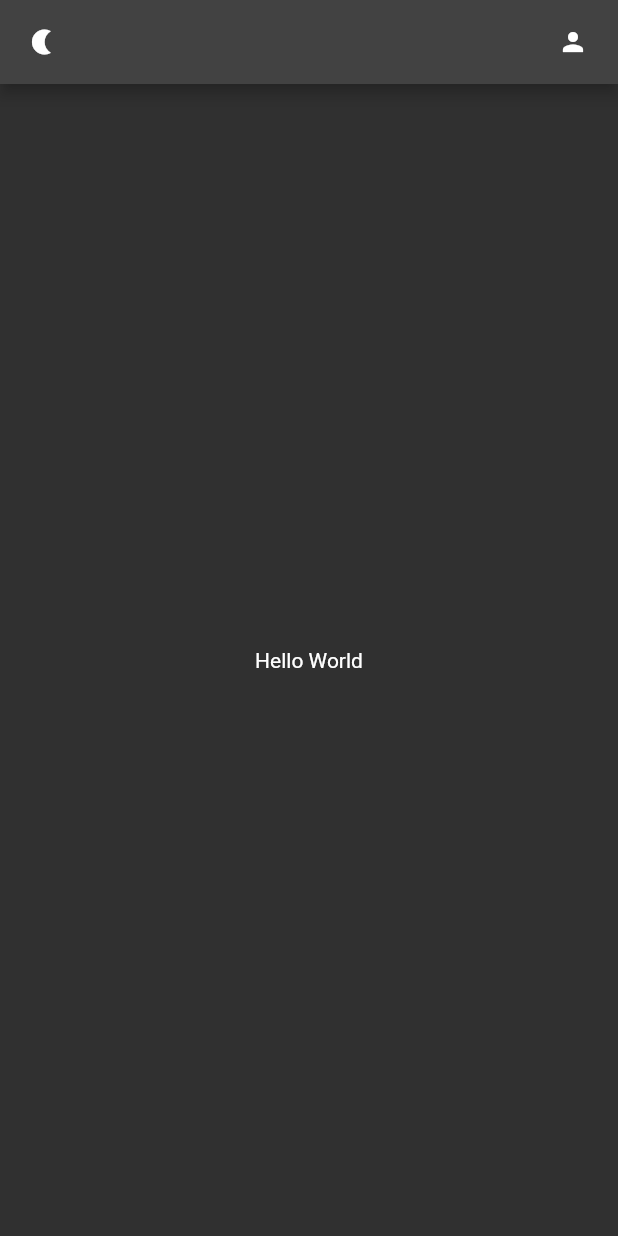
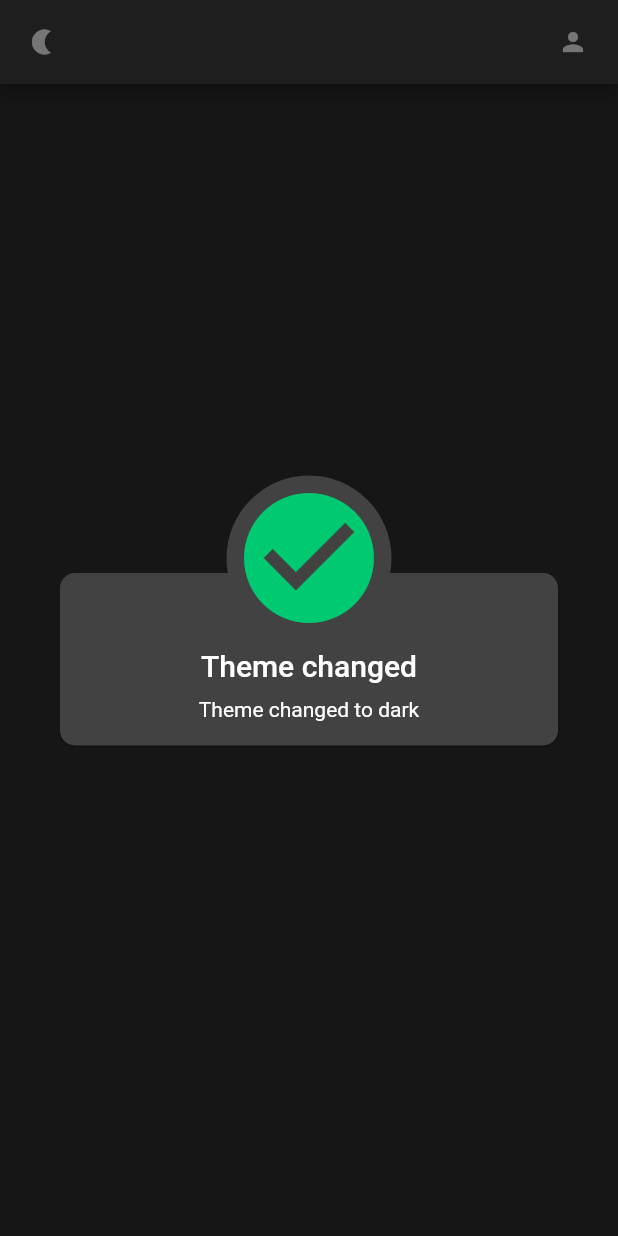
Before and after one commit to philliplumod/toodleV1, a Flutter app: the screen it shows after launch, after a tap on the "nightlight" icon, on a phone screen of 412 x 824 dp. Run offline on Flutter 3.47's test engine with Material 2 defaults, Android fonts, the phone set to English and light mode, and no system bars; our stand-ins replace awesome_dialog, get, get_storage.

Commit message:
add a change theme popup notification

```diff
--- a/lib/ui/homepage.dart
+++ b/lib/ui/homepage.dart
@@ -1,5 +1,9 @@
+import 'package:awesome_dialog/awesome_dialog.dart';
 import 'package:flutter/material.dart';
+import 'package:get/get.dart';
+import 'package:get/get_core/src/get_main.dart';
 import 'package:toddle/services/theme_services.dart';
+import 'package:toddle/ui/popup.dart';
 
 class HomePage extends StatefulWidget {
   const HomePage({super.key});
@@ -30,6 +34,7 @@ class _HomePageState extends State<HomePage> {
       leading: GestureDetector(
         onTap: () {
           ThemeService().changeTheme();
+          PopService().showThemeChangeMessage();
         },
         child: const Icon(
           Icons.nightlight,
--- /dev/null
+++ b/lib/ui/popup.dart
@@ -0,0 +1,37 @@
+import 'package:flutter/material.dart';
+import 'package:get/get.dart';
+import 'package:get_storage/get_storage.dart';
+import 'package:awesome_dialog/awesome_dialog.dart';
+
+class PopService {
+  final _box = GetStorage();
+  final _key = 'isDarkMode';
+
+  get context => Get.overlayContext;
+
+  _saveThemeToBox(bool isDarkMode) => _box.write(_key, isDarkMode);
+  bool _loadThemeFromBox() => _box.read(_key) ?? false;
+
+  ThemeMode get theme => _loadThemeFromBox() ? ThemeMode.dark : ThemeMode.light;
+
+  void changeTheme() {
+    Get.changeThemeMode(_loadThemeFromBox() ? ThemeMode.light : ThemeMode.dark);
+    _saveThemeToBox(!_loadThemeFromBox());
+  }
+
+  void showThemeChangeMessage() {
+    final message =
+        Get.isDarkMode ? 'Theme changed to light' : 'Theme changed to dark';
+    AwesomeDialog(
+      context: context,
+      dialogType: DialogType.success,
+      animType: AnimType.scale,
+
+      autoHide: const Duration(seconds: 2),
+      headerAnimationLoop: false,
+      title: 'Theme changed',
+      desc: message,
+      // btnOkOnPress: () {},
+    ).show();
+  }
+}
--- a/pubspec.yaml
+++ b/pubspec.yaml
@@ -7,6 +7,7 @@ environment:
   sdk: ">=2.19.5 <3.0.0"
 
 dependencies:
+  awesome_dialog: ^3.0.2
   flutter:
     sdk: flutter
   get: ^4.6.5
```
Also changed, not shown: pubspec.lock, 1 other file.
